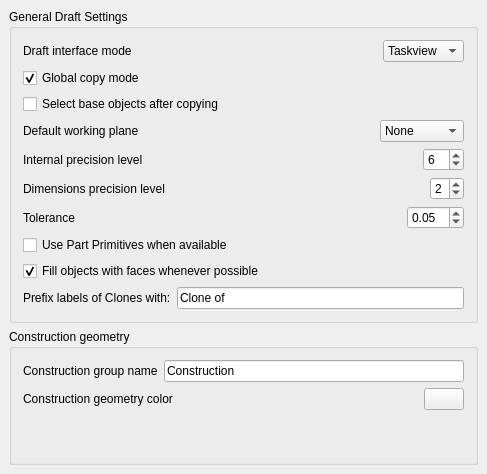
This is src/Mod/Draft/Resources/ui/preferences-draft.ui in berndhahnebach/All_FreeCAD as Qt 5 draws it before an edit. The edited form follows.
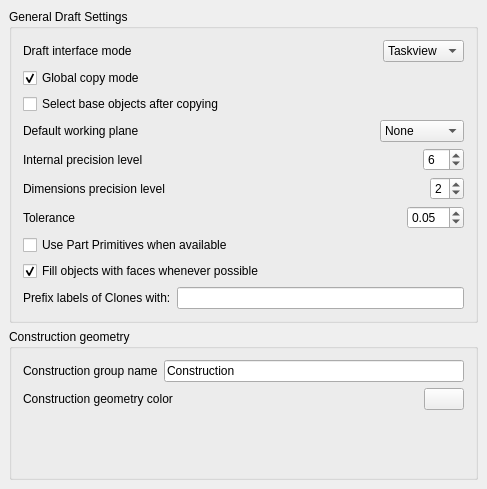
This is the edited form. Custom widgets are drawn as their Qt base class.

Diff of the .ui file:
```diff
--- a/src/Mod/Draft/Resources/ui/preferences-draft.ui
+++ b/src/Mod/Draft/Resources/ui/preferences-draft.ui
@@ -7,7 +7,7 @@
     <x>0</x>
     <y>0</y>
     <width>487</width>
-    <height>474</height>
+    <height>489</height>
    </rect>
   </property>
   <property name="windowTitle">
@@ -370,7 +370,7 @@
         <item>
          <widget class="Gui::PrefLineEdit" name="lineEdit">
           <property name="text">
-           <string>Clone of</string>
+           <string/>
           </property>
           <property name="prefEntry" stdset="0">
            <cstring>ClonePrefix</cstring>
```
